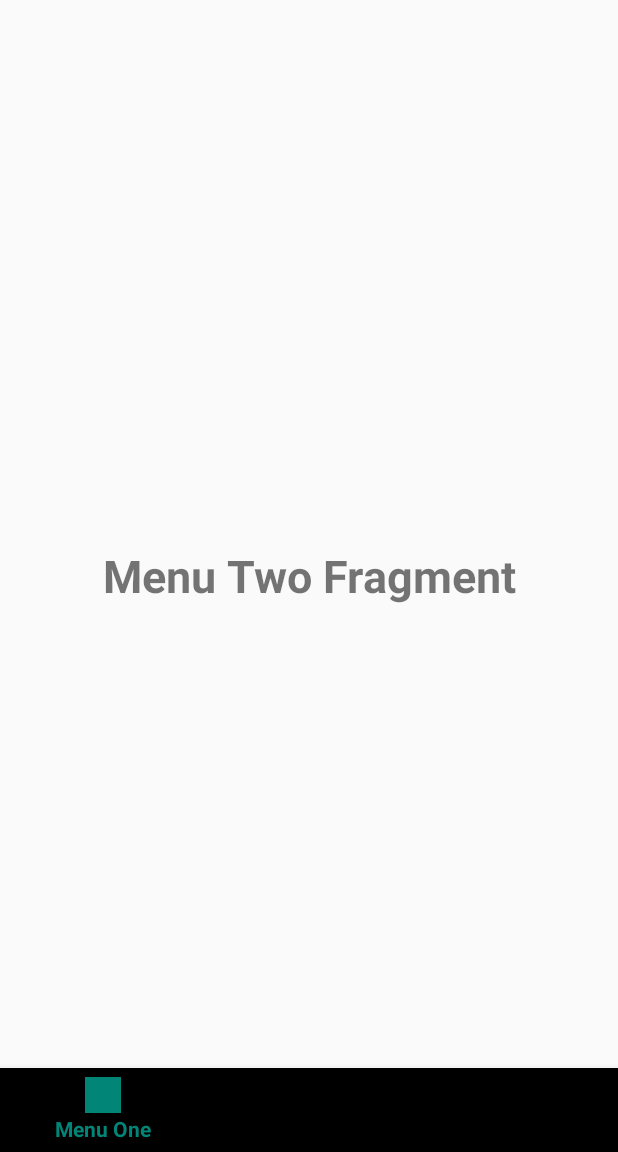
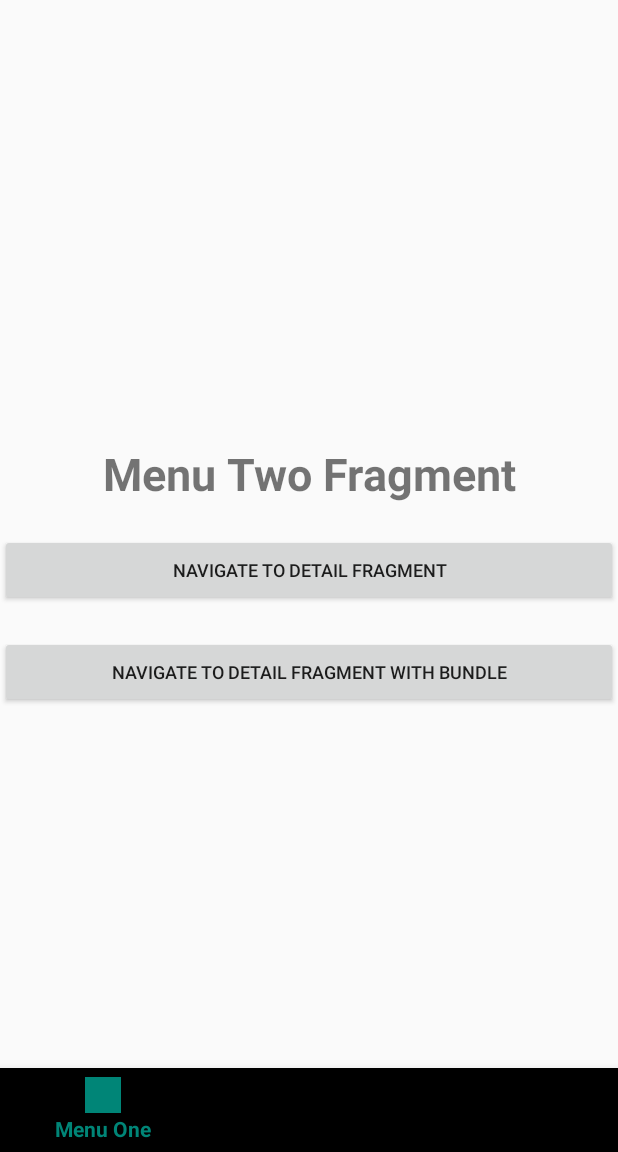
Before and after one commit to bayupaoh/android-navigation-jetpack, an Android app: the MenuTwoFragment screen opened through its navigation route, on a phone screen of 412 x 824 dp, the part 84-1236 px from its top. Run offline under Robolectric (Android 15) with nearby library versions, the phone set to English and light mode, and no system bars; our stand-ins replace navigation-ui; 1 statement that could not run was skipped.

Commit message:
add navigation with bundle

```diff
--- a/app/src/main/java/com/suitmedia/bayunavigation/child/MenuThreeFragment.kt
+++ b/app/src/main/java/com/suitmedia/bayunavigation/child/MenuThreeFragment.kt
@@ -15,12 +15,15 @@ import com.suitmedia.bayunavigation.R
  */
 class MenuThreeFragment : Fragment() {
 
+    var viewFragment: View ?= null
+
     override fun onCreateView(
         inflater: LayoutInflater, container: ViewGroup?,
         savedInstanceState: Bundle?
     ): View? {
         // Inflate the layout for this fragment
-        return inflater.inflate(R.layout.fragment_menu_three, container, false)
+        viewFragment = inflater.inflate(R.layout.fragment_menu_three, container, false)
+        return viewFragment
     }
 
 
--- a/app/src/main/java/com/suitmedia/bayunavigation/child/MenuTwoFragment.kt
+++ b/app/src/main/java/com/suitmedia/bayunavigation/child/MenuTwoFragment.kt
@@ -6,7 +6,10 @@ import androidx.fragment.app.Fragment
 import android.view.LayoutInflater
 import android.view.View
 import android.view.ViewGroup
+import androidx.navigation.Navigation
+import androidx.navigation.fragment.findNavController
 import com.suitmedia.bayunavigation.R
+import kotlinx.android.synthetic.main.fragment_menu_two.*
 
 
 /**
@@ -23,5 +26,19 @@ class MenuTwoFragment : Fragment() {
         return inflater.inflate(R.layout.fragment_menu_two, container, false)
     }
 
+    override fun onViewCreated(view: View, savedInstanceState: Bundle?) {
+        super.onViewCreated(view, savedInstanceState)
+        btnDetail.setOnClickListener {
+            findNavController().navigate(R.id.nav_menu_detail)
+        }
+
+        btnDetailBundle.setOnClickListener {
+            val bundle = Bundle()
+            bundle.putString(MenuDetailFragment.ARG_EVENT,"HELLO WITH BUNDLE")
+            findNavController().navigate(R.id.nav_menu_detail,bundle)
+
+        }
+    }
+
 
 }
--- a/app/src/main/res/layout/fragment_menu_two.xml
+++ b/app/src/main/res/layout/fragment_menu_two.xml
@@ -4,13 +4,37 @@
                 android:layout_width="match_parent"
                 android:layout_height="match_parent">
 
+    <LinearLayout
+            android:layout_width="match_parent"
+            android:layout_height="wrap_content"
+            android:orientation="vertical"
+            android:layout_centerInParent="true">
+        <TextView
+                android:layout_width="match_parent"
+                android:layout_height="wrap_content"
+                android:text="Menu Two Fragment"
+                android:textSize="30dp"
+                android:textStyle="bold"
+                android:gravity="center"/>
 
-    <TextView
-            android:layout_width="match_parent"
-            android:layout_height="match_parent"
-            android:text="Menu Two Fragment"
-            android:textSize="30dp"
-            android:textStyle="bold"
-            android:gravity="center"/>
+        <Button
+                android:id="@+id/btnDetail"
+                android:layout_width="match_parent"
+                android:layout_height="wrap_content"
+                android:text="Navigate To Detail Fragment"
+                android:gravity="center"
+                android:layout_marginTop="20dp"
+                android:textSize="12dp"/>
+
+        <Button
+                android:id="@+id/btnDetailBundle"
+                android:layout_width="match_parent"
+                android:layout_height="wrap_content"
+                android:text="Navigate To Detail Fragment With Bundle"
+                android:gravity="center"
+                android:layout_marginTop="20dp"
+                android:textSize="12dp"/>
+    </LinearLayout>
+
 
 </RelativeLayout>
--- a/app/src/main/res/navigation/bayu_navigation.xml
+++ b/app/src/main/res/navigation/bayu_navigation.xml
@@ -19,5 +19,9 @@
               android:label="menu_three_fragment"
               tools:layout="@layout/fragment_menu_three"/>
 
+    <fragment android:id="@+id/nav_menu_detail"
+              android:name="com.suitmedia.bayunavigation.child.MenuDetailFragment"
+              android:label="menu_detail_fragment"
+              tools:layout="@layout/fragment_menu_detail"/>
 
 </navigation>
```
Also changed, not shown: app/src/main/java/com/suitmedia/bayunavigation/child/MenuDetailFragment.kt (added, +38 -0 lines), app/src/main/res/layout/fragment_menu_detail.xml (added, +19 -0 lines).
